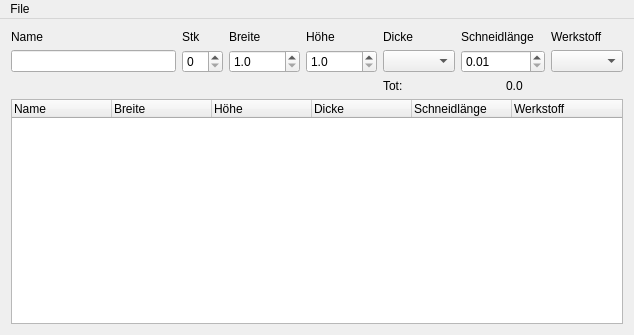
domi4484/ZumMaschine, file SuperCalculator/Source/src/MainWindow.ui: the form before one commit.
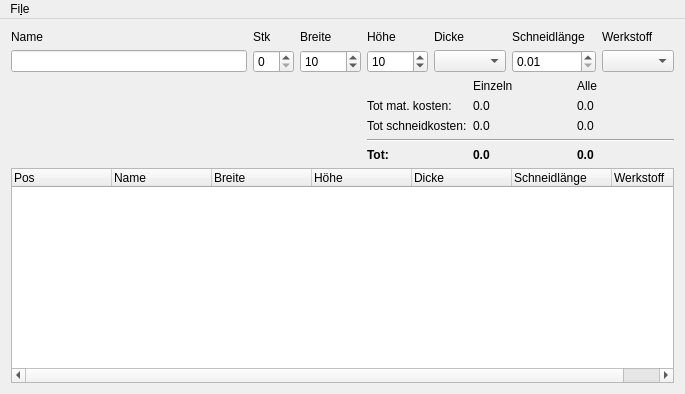
The form after the commit.

```diff
--- a/SuperCalculator/Source/src/MainWindow.ui
+++ b/SuperCalculator/Source/src/MainWindow.ui
@@ -6,8 +6,8 @@
    <rect>
     <x>0</x>
     <y>0</y>
-    <width>634</width>
-    <height>335</height>
+    <width>685</width>
+    <height>394</height>
    </rect>
   </property>
   <property name="windowTitle">
@@ -49,7 +49,7 @@
     <item row="1" column="2">
      <widget class="QDoubleSpinBox" name="m_QDoubleSpinBox_Width">
       <property name="decimals">
-       <number>1</number>
+       <number>0</number>
       </property>
       <property name="minimum">
        <double>1.000000000000000</double>
@@ -57,6 +57,9 @@
       <property name="maximum">
        <double>10000.000000000000000</double>
       </property>
+      <property name="value">
+       <double>10.000000000000000</double>
+      </property>
      </widget>
     </item>
     <item row="0" column="4">
@@ -69,7 +72,7 @@
     <item row="1" column="3">
      <widget class="QDoubleSpinBox" name="m_QDoubleSpinBox_Height">
       <property name="decimals">
-       <number>1</number>
+       <number>0</number>
       </property>
       <property name="minimum">
        <double>1.000000000000000</double>
@@ -77,10 +80,18 @@
       <property name="maximum">
        <double>10000.000000000000000</double>
       </property>
+      <property name="value">
+       <double>10.000000000000000</double>
+      </property>
      </widget>
     </item>
     <item row="3" column="0" colspan="7">
      <widget class="QTreeWidget" name="m_QTreeWidget">
+      <column>
+       <property name="text">
+        <string>Pos</string>
+       </property>
+      </column>
       <column>
        <property name="text">
         <string>Name</string>
@@ -143,27 +154,115 @@
     <item row="1" column="1">
      <widget class="QSpinBox" name="m_QSpinBox_Pieces"/>
     </item>
-    <item row="2" column="4" colspan="3">
+    <item row="1" column="4">
+     <widget class="QComboBox" name="m_QComboBox_Thickness"/>
+    </item>
+    <item row="2" column="3" colspan="4">
      <layout class="QGridLayout" name="gridLayout_2">
-      <item row="0" column="1">
+      <item row="1" column="0">
+       <widget class="QLabel" name="label_10">
+        <property name="text">
+         <string>Tot mat. kosten:</string>
+        </property>
+       </widget>
+      </item>
+      <item row="1" column="2">
+       <widget class="QLabel" name="m_QLabel_MaterialKosten">
+        <property name="text">
+         <string>0.0</string>
+        </property>
+       </widget>
+      </item>
+      <item row="2" column="2">
+       <widget class="QLabel" name="m_QLabel_SchneidKosten">
+        <property name="text">
+         <string>0.0</string>
+        </property>
+       </widget>
+      </item>
+      <item row="4" column="2">
        <widget class="QLabel" name="m_QLabel_Total">
+        <property name="font">
+         <font>
+          <weight>75</weight>
+          <bold>true</bold>
+         </font>
+        </property>
         <property name="text">
          <string>0.0</string>
         </property>
        </widget>
       </item>
-      <item row="0" column="0">
+      <item row="4" column="0">
        <widget class="QLabel" name="label_9">
+        <property name="font">
+         <font>
+          <weight>75</weight>
+          <bold>true</bold>
+         </font>
+        </property>
         <property name="text">
          <string>Tot:</string>
         </property>
        </widget>
       </item>
+      <item row="3" column="0" colspan="3">
+       <widget class="Line" name="line">
+        <property name="orientation">
+         <enum>Qt::Horizontal</enum>
+        </property>
+       </widget>
+      </item>
+      <item row="2" column="0">
+       <widget class="QLabel" name="label_8">
+        <property name="text">
+         <string>Tot schneidkosten:</string>
+        </property>
+       </widget>
+      </item>
+      <item row="2" column="1">
+       <widget class="QLabel" name="m_QLabel_SchneidKostenEinzeln">
+        <property name="text">
+         <string>0.0</string>
+        </property>
+       </widget>
+      </item>
+      <item row="4" column="1">
+       <widget class="QLabel" name="m_QLabel_TotalEinzeln">
+        <property name="font">
+         <font>
+          <weight>75</weight>
+          <bold>true</bold>
+         </font>
+        </property>
+        <property name="text">
+         <string>0.0</string>
+        </property>
+       </widget>
+      </item>
+      <item row="1" column="1">
+       <widget class="QLabel" name="m_QLabel_MaterialKostenEinzeln">
+        <property name="text">
+         <string>0.0</string>
+        </property>
+       </widget>
+      </item>
+      <item row="0" column="1">
+       <widget class="QLabel" name="label_16">
+        <property name="text">
+         <string>Einzeln</string>
+        </property>
+       </widget>
+      </item>
+      <item row="0" column="2">
+       <widget class="QLabel" name="label_17">
+        <property name="text">
+         <string>Alle</string>
+        </property>
+       </widget>
+      </item>
      </layout>
     </item>
-    <item row="1" column="4">
-     <widget class="QComboBox" name="m_QComboBox_Thickness"/>
-    </item>
    </layout>
   </widget>
   <widget class="QMenuBar" name="menuBar">
@@ -171,13 +270,13 @@
     <rect>
      <x>0</x>
      <y>0</y>
-     <width>634</width>
-     <height>25</height>
+     <width>685</width>
+     <height>19</height>
     </rect>
    </property>
    <widget class="QMenu" name="menuFile">
     <property name="title">
-     <string>File</string>
+     <string>Fi&amp;le</string>
     </property>
     <addaction name="m_QAction_File_Settings"/>
     <addaction name="separator"/>
```
Left out of the diff: 10 changed lines with no effect on the pictures.
